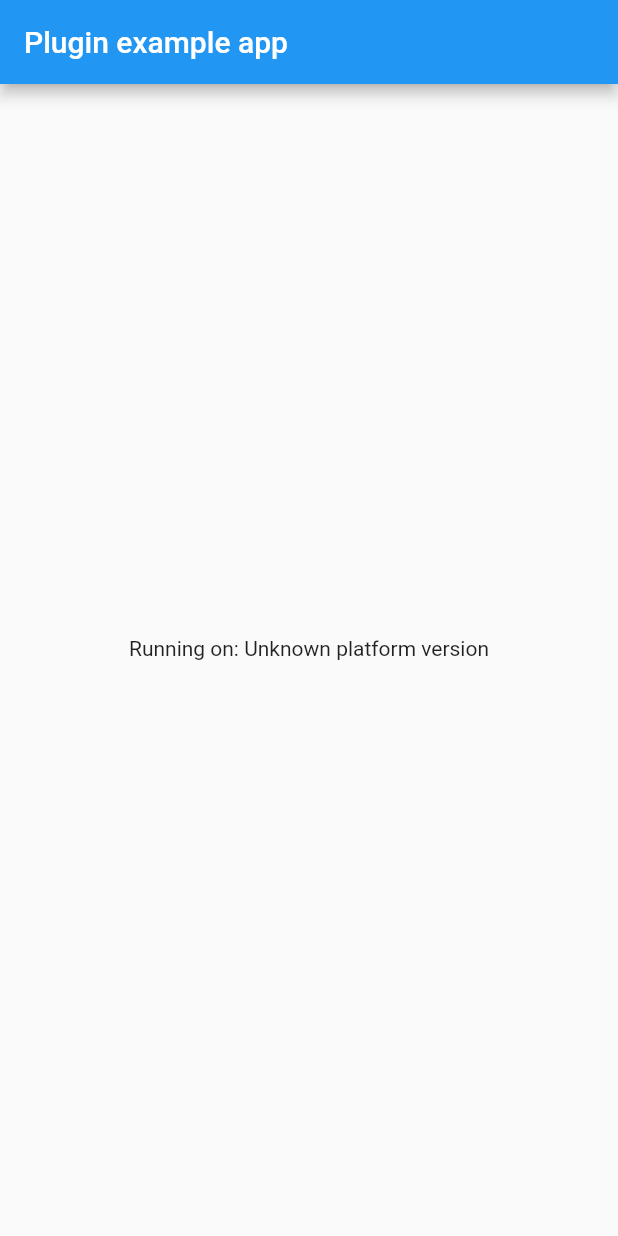
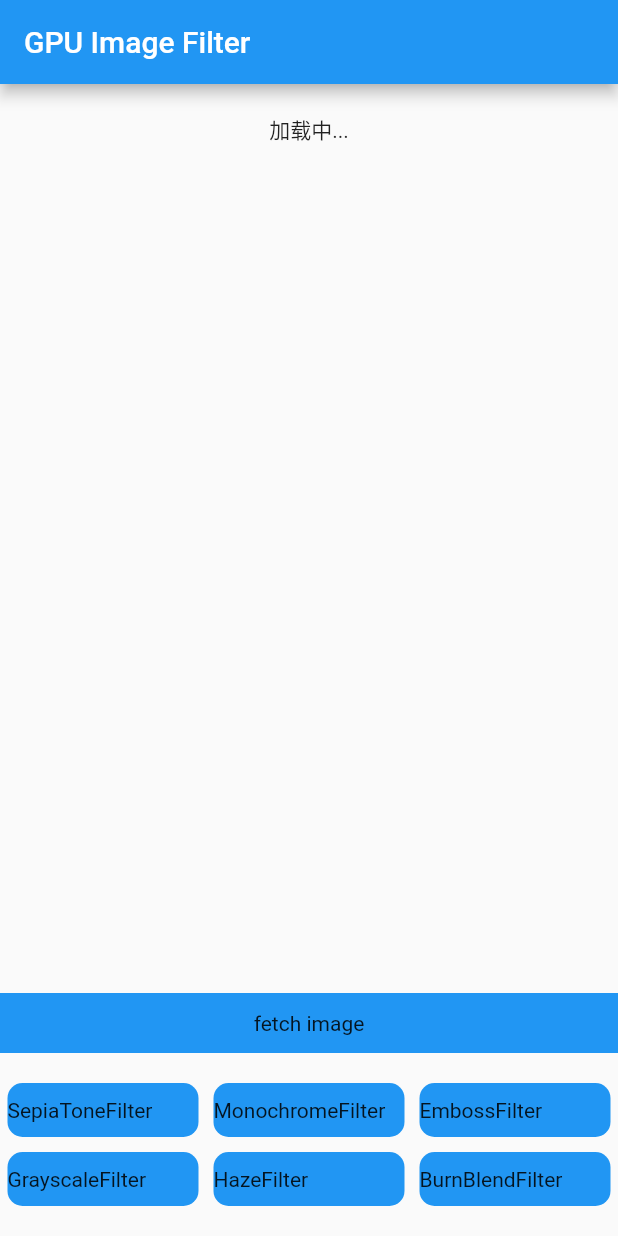
Before and after one commit to FrankyLee-dev/Flutter_GPUImage_Plugin, a Flutter app: the screen it shows after launch, on a phone screen of 412 x 824 dp. Run offline on Flutter 3.47's test engine with Material 2 defaults, Android fonts, the phone set to English and light mode, and no system bars; our stand-ins replace image_picker, plugin_platform_interface.

Commit message:
1.添加GPUImage

```diff
--- a/example/lib/main.dart
+++ b/example/lib/main.dart
@@ -3,6 +3,8 @@ import 'dart:async';
 
 import 'package:flutter/services.dart';
 import 'package:flutter_gpuimage_plugin/flutter_gpuimage_plugin.dart';
+import 'package:flutter_gpuimage_plugin/widget/gpu_image_widget.dart';
+import 'package:image_picker/image_picker.dart';
 
 void main() {
   runApp(const MyApp());
@@ -19,6 +21,19 @@ class _MyAppState extends State<MyApp> {
   String _platformVersion = 'Unknown';
   final _flutterGpuimagePlugin = FlutterGpuimagePlugin();
 
+  final ImagePicker _picker = ImagePicker();
+
+  String? uri;
+
+  final List<String> _list = [
+    'SepiaToneFilter',
+    'MonochromeFilter',
+    'EmbossFilter',
+    'GrayscaleFilter',
+    'HazeFilter',
+    'BurnBlendFilter'
+  ];
+
   @override
   void initState() {
     super.initState();
@@ -31,8 +46,8 @@ class _MyAppState extends State<MyApp> {
     // Platform messages may fail, so we use a try/catch PlatformException.
     // We also handle the message potentially returning null.
     try {
-      platformVersion =
-          await _flutterGpuimagePlugin.getPlatformVersion() ?? 'Unknown platform version';
+      platformVersion = await _flutterGpuimagePlugin.getPlatformVersion() ??
+          'Unknown platform version';
     } on PlatformException {
       platformVersion = 'Failed to get platform version.';
     }
@@ -47,16 +62,112 @@ class _MyAppState extends State<MyApp> {
     });
   }
 
+  Widget _buildFilterBtn() {
+    List<Widget> child = [];
+    List.generate(
+        3,
+        (index) => {
+              child.add(Expanded(
+                  flex: 1,
+                  child: GestureDetector(
+                    onTap: () {
+                      _flutterGpuimagePlugin.setFilter(index);
+                    },
+                    child: Container(
+                      margin: EdgeInsets.symmetric(horizontal: 5),
+                      decoration: BoxDecoration(
+                        borderRadius: BorderRadius.circular(10),
+                        color: Colors.blue,
+                      ),
+                      padding: EdgeInsets.symmetric(vertical: 10),
+                      child: Text(_list[index]),
+                    ),
+                  ))),
+            });
+    return Row(
+      children: child,
+    );
+  }
+
+  Widget _buildFilterBtn2() {
+    List<Widget> child = [];
+    List.generate(
+        3,
+        (index) => {
+              child.add(Expanded(
+                  flex: 1,
+                  child: GestureDetector(
+                    onTap: () {
+                      _flutterGpuimagePlugin.setFilter(index + 3);
+                    },
+                    child: Container(
+                      margin: EdgeInsets.symmetric(horizontal: 5),
+                      decoration: BoxDecoration(
+                        borderRadius: BorderRadius.circular(10),
+                        color: Colors.blue,
+                      ),
+                      padding: EdgeInsets.symmetric(vertical: 10),
+                      child: Text(_list[index + 3]),
+                    ),
+                  ))),
+            });
+    return Row(
+      children: child,
+    );
+  }
+
   @override
   Widget build(BuildContext context) {
     return MaterialApp(
       home: Scaffold(
         appBar: AppBar(
-          title: const Text('Plugin example app'),
+          title: const Text('GPU Image Filter'),
         ),
-        body: Center(
-          child: Text('Running on: $_platformVersion\n'),
+        body: Column(
+          children: [
+            Expanded(
+              child: Container(
+                  margin: EdgeInsets.all(20),
+                  child: uri != null
+                      ? GpuImageWidget(uri: uri!)
+                      : const Text('加载中...')),
+            ),
+            Padding(padding: EdgeInsets.only(top: 20)),
+            GestureDetector(
+              onTap: () async {
+                final XFile? image =
+                    await _picker.pickImage(source: ImageSource.gallery);
+                debugPrint('image: ${image?.name}');
+                debugPrint('image: ${image?.path}');
+                setState(() {
+                  uri = image?.path;
+                  // uri = 'http://pic1.win4000.com/mobile/0/55837b9844216.jpg';
+                });
+              },
+              child: Container(
+                alignment: Alignment.center,
+                height: 40,
+                color: Colors.blue,
+                child: Text('fetch image'),
+              ),
+            ),
+            Padding(padding: EdgeInsets.only(top: 20)),
+            _buildFilterBtn(),
+            Padding(padding: EdgeInsets.only(top: 10)),
+            _buildFilterBtn2(),
+            Padding(padding: EdgeInsets.only(top: 20)),
+          ],
         ),
+        // floatingActionButton: FloatingActionButton(onPressed: () async {
+        //   // final XFile? image =
+        //   //     await _picker.pickImage(source: ImageSource.gallery);
+        //   // debugPrint('image: ${image?.name}');
+        //   // debugPrint('image: ${image?.path}');
+        //   setState(() {
+        //     // uri = image?.path;
+        //     uri = 'http://pic1.win4000.com/mobile/0/55837b9844216.jpg';
+        //   });
+        // }),
       ),
     );
   }
--- a/example/pubspec.yaml
+++ b/example/pubspec.yaml
@@ -29,6 +29,7 @@ dependencies:
   # The following adds the Cupertino Icons font to your application.
   # Use with the CupertinoIcons class for iOS style icons.
   cupertino_icons: ^1.0.2
+  image_picker: ^0.8.6
 
 dev_dependencies:
   flutter_test:
--- a/lib/flutter_gpuimage_plugin.dart
+++ b/lib/flutter_gpuimage_plugin.dart
@@ -5,4 +5,8 @@ class FlutterGpuimagePlugin {
   Future<String?> getPlatformVersion() {
     return FlutterGpuimagePluginPlatform.instance.getPlatformVersion();
   }
+
+  Future<dynamic> setFilter(int filter) {
+    return FlutterGpuimagePluginPlatform.instance.setFilter(filter);
+  }
 }
--- a/lib/flutter_gpuimage_plugin_method_channel.dart
+++ b/lib/flutter_gpuimage_plugin_method_channel.dart
@@ -11,7 +11,15 @@ class MethodChannelFlutterGpuimagePlugin extends FlutterGpuimagePluginPlatform {
 
   @override
   Future<String?> getPlatformVersion() async {
-    final version = await methodChannel.invokeMethod<String>('getPlatformVersion');
+    final version =
+        await methodChannel.invokeMethod<String>('getPlatformVersion');
     return version;
   }
+
+  @override
+  Future<dynamic> setFilter(int filter) async {
+    final value = await methodChannel
+        .invokeMethod<dynamic>('setFilter', {"filter": filter});
+    return value;
+  }
 }
--- a/lib/flutter_gpuimage_plugin_platform_interface.dart
+++ b/lib/flutter_gpuimage_plugin_platform_interface.dart
@@ -26,4 +26,8 @@ abstract class FlutterGpuimagePluginPlatform extends PlatformInterface {
   Future<String?> getPlatformVersion() {
     throw UnimplementedError('platformVersion() has not been implemented.');
   }
+
+  Future<dynamic> setFilter(int filter) {
+    throw UnimplementedError('setFilter() has not been implemented.');
+  }
 }
--- a/pubspec.yaml
+++ b/pubspec.yaml
@@ -10,6 +10,7 @@ environment:
 dependencies:
   flutter:
     sdk: flutter
+  image_picker: ^0.8.6
   plugin_platform_interface: ^2.0.2
 
 dev_dependencies:
```
Also changed, not shown: lib/widget/gpu_image_widget.dart (added, +34 -0 lines), example/pubspec.lock, 6 other files.
